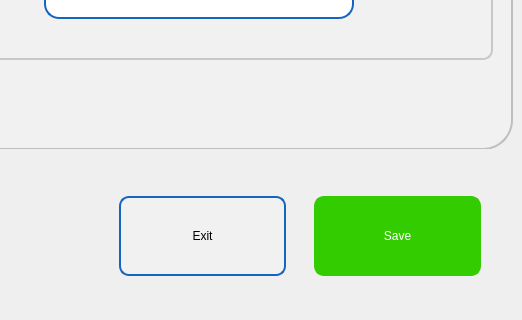
ChandraMVE/PSSC_QT_Development, file pApp-22-June-2021/sgeneralsetup.ui: the form before one commit; both pictures show x 246 to 768 and y 624 to 944 of the 768 by 944 pixel window.
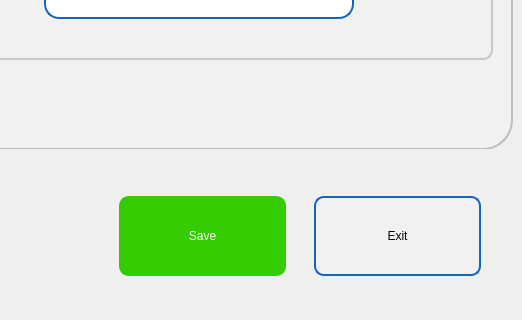
The form after the commit. The open tabs and pages were chosen to show the change. Icons and pictures are not drawn. Custom widgets are drawn as their Qt base class.

What changed in the file:
```diff
--- a/pApp-22-June-2021/sgeneralsetup.ui
+++ b/pApp-22-June-2021/sgeneralsetup.ui
@@ -16,7 +16,7 @@
   <widget class="QPushButton" name="pbExit">
    <property name="geometry">
     <rect>
-     <x>365</x>
+     <x>560</x>
      <y>820</y>
      <width>167</width>
      <height>80</height>
@@ -80,7 +80,7 @@
   <widget class="QPushButton" name="pbSave">
    <property name="geometry">
     <rect>
-     <x>560</x>
+     <x>365</x>
      <y>820</y>
      <width>167</width>
      <height>80</height>
```
Left out of the diff: 4 changed lines with no effect on the pictures.
